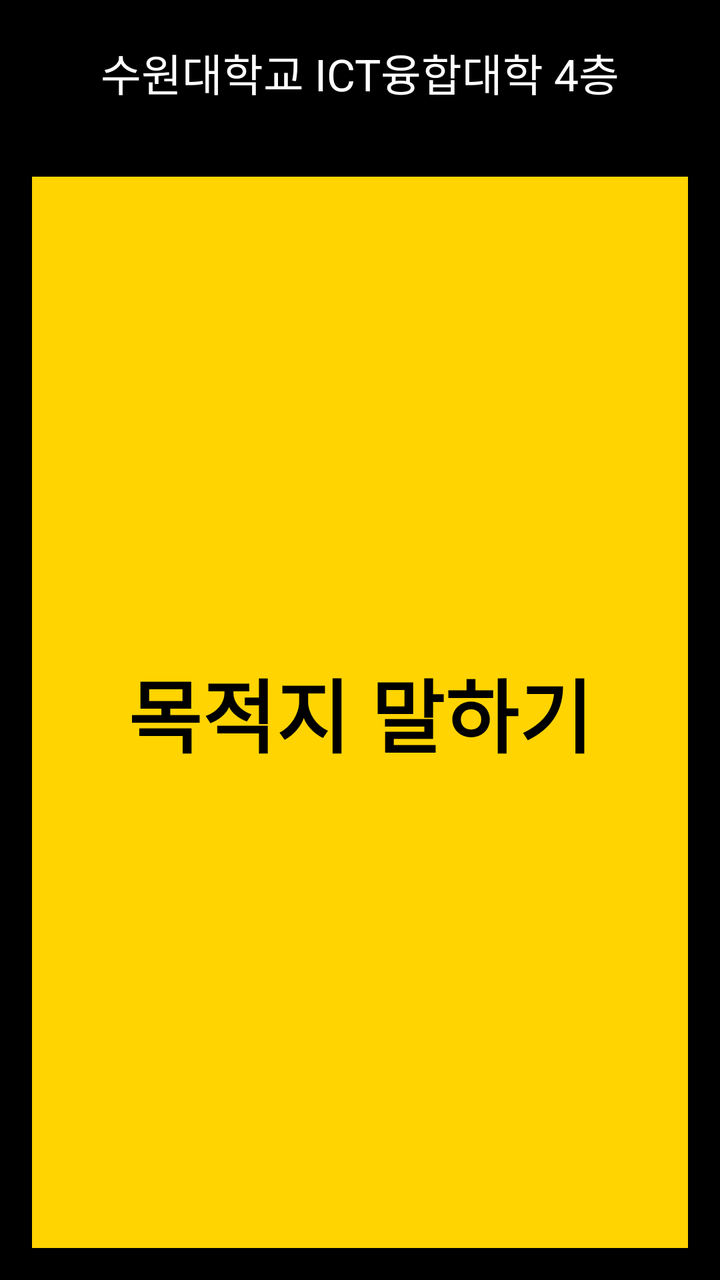
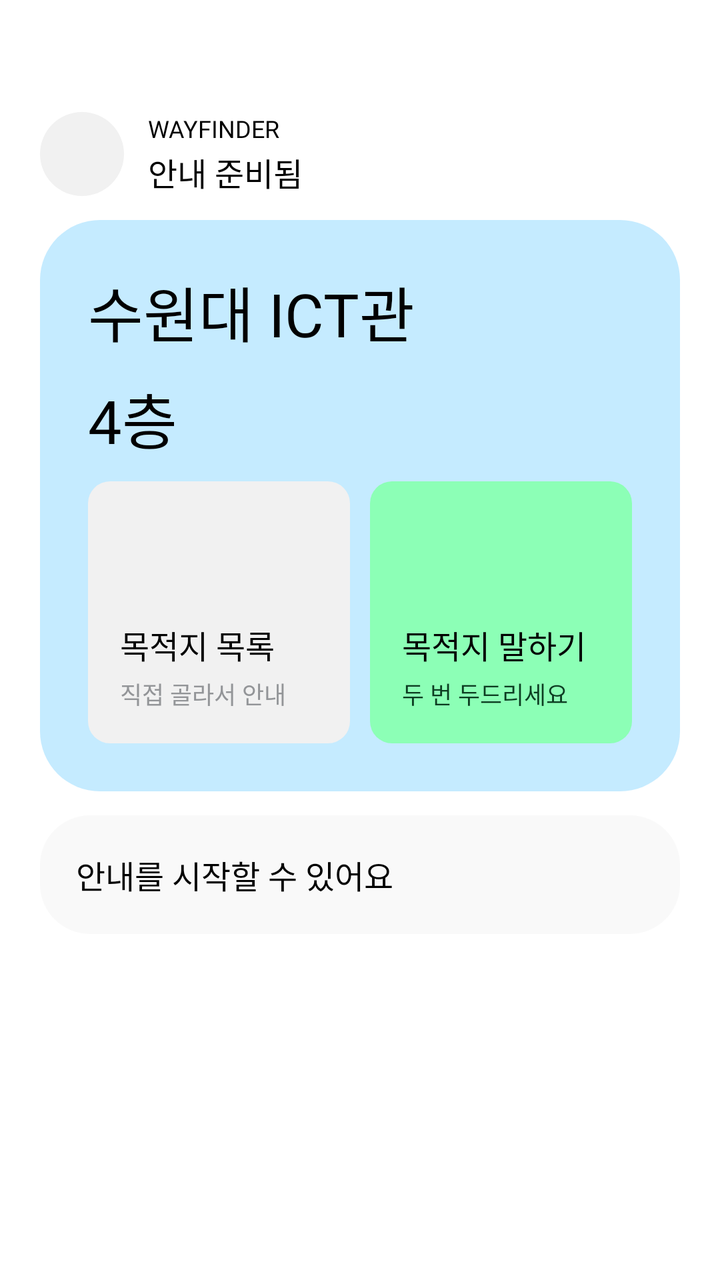

An Android layout rendered at two revisions. The XML below is the earlier revision; the diff shows what the commit changed to produce the second picture.
<!-- AndroidManifest.xml: application theme Theme.APPFE -->
<!-- res/layout/fragment_home.xml -->
<?xml version="1.0" encoding="utf-8"?>
<LinearLayout xmlns:android="http://schemas.android.com/apk/res/android"
    android:layout_width="match_parent"
    android:layout_height="match_parent"
    android:orientation="vertical"
    android:background="@color/bg">

    <TextView
        android:id="@+id/floor_label"
        android:layout_width="match_parent"
        android:layout_height="wrap_content"
        android:text="@string/home_floor"
        android:textColor="@color/fg"
        android:textSize="22sp"
        android:gravity="center"
        android:padding="20dp"
        android:importantForAccessibility="no" />

    <Button
        android:id="@+id/btn_speak"
        style="@style/BigButton"
        android:layout_width="match_parent"
        android:layout_height="0dp"
        android:layout_weight="1"
        android:layout_margin="16dp"
        android:text="@string/home_button"
        android:textSize="40sp"
        android:contentDescription="@string/home_button_desc" />

</LinearLayout>
<!-- resources referenced by this layout -->
<resources>
  <color name="bg">#FF000000</color>
  <color name="fg">#FFFFFFFF</color>
  <string name="home_floor">수원대학교 ICT융합대학 4층</string>
  <style name="BigButton">
          <item name="android:background">@color/accent</item>
          <item name="android:textColor">@color/accent_text</item>
          <item name="android:textSize">30sp</item>
          <item name="android:textStyle">bold</item>
          <item name="android:minHeight">96dp</item>
          <item name="android:gravity">center</item>
          <item name="android:padding">16dp</item>
      </style>
  <color name="accent">#FFFFD400</color>
  <color name="accent_text">#FF000000</color>
  <style name="Base.Theme.APPFE" parent="Theme.Material3.DayNight.NoActionBar">
          <item name="android:windowBackground">@color/bg</item>
          <item name="android:textColor">@color/fg</item>
          <item name="colorPrimary">@color/accent</item>
      </style>
  <!-- unchanged entries left out for length: 3 -->
</resources>

<!-- the commit's change to res/layout/fragment_home.xml (unified diff, before → after) -->
@@ -3,28 +3,149 @@
     android:layout_width="match_parent"
     android:layout_height="match_parent"
     android:orientation="vertical"
-    android:background="@color/bg">
+    android:background="@color/screen_bg"
+    android:paddingStart="@dimen/screen_pad_h"
+    android:paddingEnd="@dimen/screen_pad_h"
+    android:paddingTop="@dimen/screen_pad_top"
+    android:paddingBottom="@dimen/screen_pad_bottom">
 
-    <TextView
-        android:id="@+id/floor_label"
+    
+    <LinearLayout
         android:layout_width="match_parent"
         android:layout_height="wrap_content"
-        android:text="@string/home_floor"
-        android:textColor="@color/fg"
-        android:textSize="22sp"
-        android:gravity="center"
-        android:padding="20dp"
-        android:importantForAccessibility="no" />
+        android:orientation="horizontal"
+        android:gravity="center_vertical"
+        android:importantForAccessibility="no">
 
-    <Button
-        android:id="@+id/btn_speak"
-        style="@style/BigButton"
+        <View
+            android:layout_width="@dimen/avatar_size"
+            android:layout_height="@dimen/avatar_size"
+            android:background="@drawable/circle_avatar" />
+
+        <LinearLayout
+            android:layout_width="wrap_content"
+            android:layout_height="wrap_content"
+            android:layout_marginStart="12dp"
+            android:orientation="vertical">
+
+            <TextView
+                style="@style/Text.Body"
+                android:layout_width="wrap_content"
+                android:layout_height="wrap_content"
+                android:textColor="@color/ink"
+                android:text="@string/brand_mark" />
+
+            <TextView
+                style="@style/Text.Title"
+                android:layout_width="wrap_content"
+                android:layout_height="wrap_content"
+                android:layout_marginTop="2dp"
+                android:text="@string/home_status" />
+        </LinearLayout>
+    </LinearLayout>
+
+    
+    <LinearLayout
+        style="@style/Card.Hero"
+        android:layout_width="match_parent"
+        android:layout_height="wrap_content"
+        android:layout_marginTop="@dimen/screen_gap">
+
+        <TextView
+            android:id="@+id/floor_building"
+            style="@style/Text.Headline"
+            android:layout_width="wrap_content"
+            android:layout_height="wrap_content"
+            android:text="@string/home_building"
+            android:importantForAccessibility="no" />
+
+        <TextView
+            android:id="@+id/floor_level"
+            style="@style/Text.Headline"
+            android:layout_width="wrap_content"
+            android:layout_height="wrap_content"
+            android:layout_marginTop="@dimen/gap_hero"
+            android:text="@string/home_floor_short"
+            android:importantForAccessibility="no" />
+
+        <LinearLayout
+            android:layout_width="match_parent"
+            android:layout_height="@dimen/tile_height"
+            android:layout_marginTop="@dimen/gap_hero"
+            android:orientation="horizontal">
+
+            <LinearLayout
+                android:id="@+id/btn_list"
+                style="@style/Tile"
+                android:layout_width="0dp"
+                android:layout_height="match_parent"
+                android:layout_weight="1"
+                android:background="@drawable/bg_tile_gray"
+                android:contentDescription="@string/home_list_desc">
+
+                <TextView
+                    style="@style/Text.Title"
+                    android:layout_width="wrap_content"
+                    android:layout_height="wrap_content"
+                    android:text="@string/home_list"
+                    android:importantForAccessibility="no" />
+
+                <TextView
+                    style="@style/Text.Body"
+                    android:layout_width="wrap_content"
+                    android:layout_height="wrap_content"
+                    android:layout_marginTop="@dimen/gap_text"
+                    android:text="@string/home_list_sub"
+                    android:importantForAccessibility="no" />
+            </LinearLayout>
+
+            <LinearLayout
+                android:id="@+id/btn_speak"
+                style="@style/Tile"
+                android:layout_width="0dp"
+                android:layout_height="match_parent"
+                android:layout_weight="1"
+                android:layout_marginStart="@dimen/gap_tile"
+                android:background="@drawable/bg_tile_mint"
+                android:contentDescription="@string/home_button_desc">
+
+                <TextView
+                    style="@style/Text.Title"
+                    android:layout_width="wrap_content"
+                    android:layout_height="wrap_content"
+                    android:text="@string/home_button"
+                    android:importantForAccessibility="no" />
+
+                <TextView
+                    style="@style/Text.Body"
+                    android:layout_width="wrap_content"
+                    android:layout_height="wrap_content"
+                    android:layout_marginTop="@dimen/gap_text"
+                    android:textColor="@color/on_mint"
+                    android:text="@string/home_button_sub"
+                    android:importantForAccessibility="no" />
+            </LinearLayout>
+        </LinearLayout>
+    </LinearLayout>
+
+    <LinearLayout
+        style="@style/Card.Sub"
+        android:layout_width="match_parent"
+        android:layout_height="wrap_content"
+        android:layout_marginTop="@dimen/screen_gap"
+        android:importantForAccessibility="no">
+
+        <TextView
+            android:id="@+id/signal_text"
+            style="@style/Text.Title"
+            android:layout_width="wrap_content"
+            android:layout_height="wrap_content"
+            android:text="@string/home_signal" />
+    </LinearLayout>
+
+    <View
         android:layout_width="match_parent"
         android:layout_height="0dp"
-        android:layout_weight="1"
-        android:layout_margin="16dp"
-        android:text="@string/home_button"
-        android:textSize="40sp"
-        android:contentDescription="@string/home_button_desc" />
+        android:layout_weight="1" />
 
 </LinearLayout>
<!-- resource entries referenced after the edit -->
@@ -1,24 +1,108 @@
 <!-- resources referenced by this layout -->
 <resources>
-  <color name="bg">#FF000000</color>
-  <color name="fg">#FFFFFFFF</color>
-  <string name="home_floor">수원대학교 ICT융합대학 4층</string>
-  <style name="BigButton">
-          <item name="android:background">@color/accent</item>
-          <item name="android:textColor">@color/accent_text</item>
-          <item name="android:textSize">30sp</item>
-          <item name="android:textStyle">bold</item>
-          <item name="android:minHeight">96dp</item>
-          <item name="android:gravity">center</item>
-          <item name="android:padding">16dp</item>
+  <color name="ink">#FF010101</color>
+  <color name="on_mint">#FF0D3D22</color>
+  <color name="screen_bg">#FFFFFFFF</color>
+  <dimen name="avatar_size">42dp</dimen>
+  <dimen name="gap_hero">10dp</dimen>
+  <dimen name="gap_text">4dp</dimen>
+  <dimen name="gap_tile">10dp</dimen>
+  <dimen name="screen_gap">12dp</dimen>
+  <dimen name="screen_pad_bottom">28dp</dimen>
+  <dimen name="screen_pad_h">20dp</dimen>
+  <dimen name="screen_pad_top">56dp</dimen>
+  <dimen name="tile_height">131dp</dimen>
+  <!-- drawable bg_tile_gray (drawable) -->
+  <?xml version="1.0" encoding="utf-8"?>
+  <shape xmlns:android="http://schemas.android.com/apk/res/android" android:shape="rectangle">
+      <solid android:color="@color/tile_bg" />
+      <corners android:radius="@dimen/radius_tile" />
+  </shape>
+  <!-- drawable bg_tile_mint (drawable) -->
+  <?xml version="1.0" encoding="utf-8"?>
+  <shape xmlns:android="http://schemas.android.com/apk/res/android" android:shape="rectangle">
+      <solid android:color="@color/mint" />
+      <corners android:radius="@dimen/radius_tile" />
+  </shape>
+  <!-- drawable circle_avatar (drawable) -->
+  <?xml version="1.0" encoding="utf-8"?>
+  <shape xmlns:android="http://schemas.android.com/apk/res/android" android:shape="oval">
+      <solid android:color="@color/tile_bg" />
+  </shape>
+  <string name="brand_mark">WAYFINDER</string>
+  <string name="home_building">수원대 ICT관</string>
+  <string name="home_button_sub">두 번 두드리세요</string>
+  <string name="home_floor_short">4층</string>
+  <string name="home_list">목적지 목록</string>
+  <string name="home_list_desc">목적지 목록, 버튼</string>
+  <string name="home_list_sub">직접 골라서 안내</string>
+  <string name="home_signal">안내를 시작할 수 있어요</string>
+  <string name="home_status">안내 준비됨</string>
+  <style name="Card.Hero">
+          <item name="android:background">@drawable/bg_hero</item>
+          <item name="android:orientation">vertical</item>
+          <item name="android:padding">@dimen/pad_hero</item>
       </style>
-  <color name="accent">#FFFFD400</color>
-  <color name="accent_text">#FF000000</color>
-  <style name="Base.Theme.APPFE" parent="Theme.Material3.DayNight.NoActionBar">
-          <item name="android:windowBackground">@color/bg</item>
-          <item name="android:textColor">@color/fg</item>
-          <item name="colorPrimary">@color/accent</item>
+  <style name="Card.Sub">
+          <item name="android:background">@drawable/bg_card</item>
+          <item name="android:orientation">vertical</item>
+          <item name="android:padding">@dimen/pad_card</item>
       </style>
+  <style name="Text.Body">
+          <item name="android:fontFamily">@font/gothic_a1_regular</item>
+          <item name="android:textSize">@dimen/text_body</item>
+          <item name="android:textColor">@color/ink_muted</item>
+      </style>
+  <style name="Text.Headline">
+          <item name="android:fontFamily">@font/ria_sans_regular</item>
+          <item name="android:textSize">@dimen/text_headline</item>
+          <item name="android:textColor">@color/ink</item>
+          <item name="android:includeFontPadding">false</item>
+      </style>
+  <style name="Text.Title">
+          <item name="android:fontFamily">@font/gothic_a1_semibold</item>
+          <item name="android:textSize">@dimen/text_title</item>
+          <item name="android:textColor">@color/ink</item>
+      </style>
+  <style name="Tile">
+          <item name="android:orientation">vertical</item>
+          <item name="android:gravity">bottom</item>
+          <item name="android:padding">@dimen/pad_tile</item>
+          <item name="android:focusable">true</item>
+          <item name="android:clickable">true</item>
+      </style>
+  <color name="tile_bg">#FFF1F1F1</color>
+  <dimen name="radius_tile">11dp</dimen>
+  <color name="mint">#FF8CFFB6</color>
+  <!-- drawable bg_hero (drawable) -->
+  <?xml version="1.0" encoding="utf-8"?>
+  <shape xmlns:android="http://schemas.android.com/apk/res/android" android:shape="rectangle">
+      <solid android:color="@color/hero_bg" />
+      <corners android:radius="@dimen/radius_hero" />
+  </shape>
+  <dimen name="pad_hero">24dp</dimen>
+  <!-- drawable bg_card (drawable) -->
+  <?xml version="1.0" encoding="utf-8"?>
+  <shape xmlns:android="http://schemas.android.com/apk/res/android" android:shape="rectangle">
+      <solid android:color="@color/card_bg" />
+      <corners android:radius="@dimen/radius_card" />
+  </shape>
+  <dimen name="pad_card">18dp</dimen>
+  <dimen name="text_body">12sp</dimen>
+  <color name="ink_muted">#FF939598</color>
+  <dimen name="text_headline">30sp</dimen>
+  <dimen name="text_title">16sp</dimen>
+  <dimen name="pad_tile">16dp</dimen>
+  <style name="Base.Theme.APPFE" parent="Theme.Material3.Light.NoActionBar">
+          <item name="android:windowBackground">@color/screen_bg</item>
+          <item name="android:textColor">@color/ink</item>
+          <item name="colorPrimary">@color/blue</item>
+      </style>
+  <color name="hero_bg">#FFC5EBFF</color>
+  <dimen name="radius_hero">30dp</dimen>
+  <color name="card_bg">#FFF9F9F9</color>
+  <dimen name="radius_card">25dp</dimen>
+  <color name="blue">#FF346EFF</color>
   <!-- unchanged entries left out for length: 3 -->
 </resources>
 
